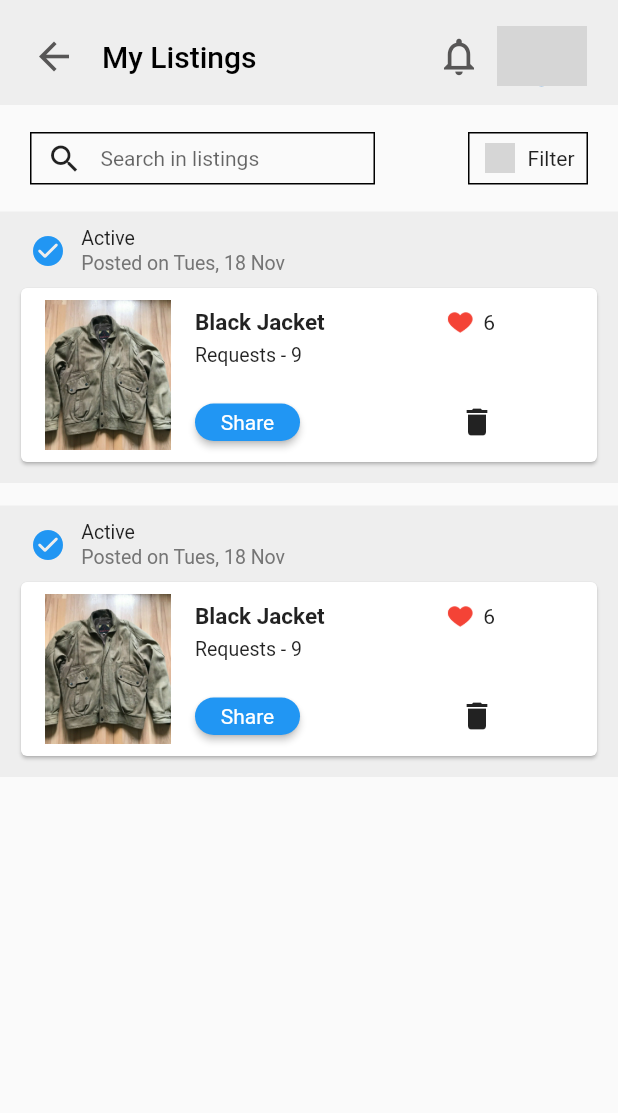
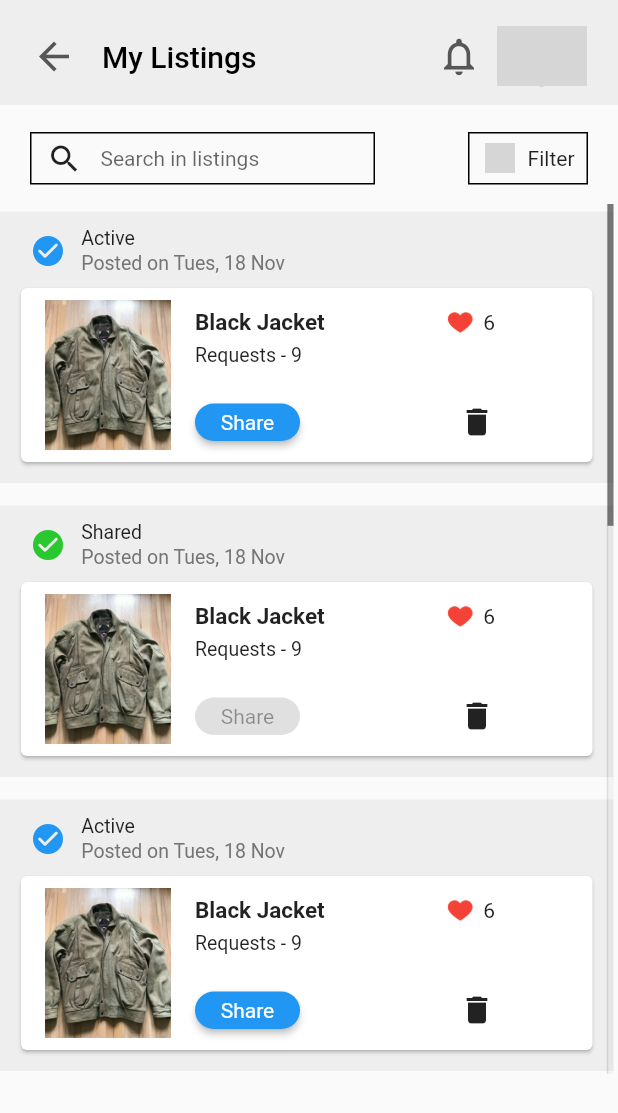
Before and after one commit to Cura-waste-management-app/Frontend, a Flutter app: the screen it shows after launch, on a phone screen of 412 x 824 dp. Shown: the top 1113 px of the screen. Run offline on Flutter 3.47's test engine with Material 2 defaults, Android fonts, the phone set to English and light mode, and no system bars; our stand-ins replace firebase_auth, firebase_core, geolocator, google_fonts, google_nav_bar, pinput; accounts and stored records are empty; network calls fail; grey boxes are pictures that could not be loaded.

Commit message:
created shared listings card

```diff
--- a/lib/screens/myListings/features/shared_listings.dart
+++ b/lib/screens/myListings/features/shared_listings.dart
@@ -1,16 +1,99 @@
 import 'package:flutter/material.dart';
 
-void main() => runApp(const MaterialApp(
-      home: SharedListings(),
-    ));
-
+// ignore: use_key_in_widget_constructors
 class SharedListings extends StatelessWidget {
-  const SharedListings({super.key});
-
   @override
   Widget build(BuildContext context) {
-    return const Card(
-
+    return Container(
+      padding: const EdgeInsets.fromLTRB(10, 5, 10, 10),
+      margin: const EdgeInsets.only(bottom: 10, top: 5),
+      color: Colors.grey[200],
+      child: Column(
+        crossAxisAlignment: CrossAxisAlignment.start,
+        children: [
+          Container(
+            height: 32,
+            width: 170,
+            margin: const EdgeInsets.symmetric(horizontal: 10, vertical: 5),
+            child: Row(
+              mainAxisAlignment: MainAxisAlignment.spaceBetween,
+              children: [
+                const Icon(Icons.check_circle_rounded,
+                    color: Color.fromARGB(255, 41, 200, 47)),
+                Column(
+                  crossAxisAlignment: CrossAxisAlignment.start,
+                  mainAxisAlignment: MainAxisAlignment.spaceBetween,
+                  children: [
+                    const Text('Shared', style: TextStyle(fontSize: 13)),
+                    Text('Posted on Tues, 18 Nov',
+                        style: TextStyle(fontSize: 13, color: Colors.grey[600]))
+                  ],
+                )
+              ],
+            ),
+          ),
+          Card(
+              child: Row(
+            children: [
+              Padding(
+                padding: const EdgeInsets.all(8.0),
+                child: Image.asset('assets/images/jacket.jpg',
+                    width: 100, height: 100),
+              ),
+              Column(
+                mainAxisAlignment: MainAxisAlignment.spaceBetween,
+                crossAxisAlignment: CrossAxisAlignment.start,
+                children: [
+                  SizedBox(
+                    width: 200,
+                    child: Row(
+                      mainAxisAlignment: MainAxisAlignment.spaceBetween,
+                      children: [
+                        const Text('Black Jacket',
+                            style: TextStyle(
+                                fontWeight: FontWeight.bold, fontSize: 15)),
+                        Padding(
+                          padding: const EdgeInsets.only(left: 75.0),
+                          child: Image.asset('assets/images/likes.png',
+                              height: 18, width: 18),
+                        ),
+                        const Text('6')
+                      ],
+                    ),
+                  ),
+                  Container(
+                      padding: const EdgeInsets.only(top: 5),
+                      child: const Text('Requests - 9',
+                          style: TextStyle(fontSize: 13))),
+                  Container(
+                    width: 200,
+                    padding: const EdgeInsets.only(top: 25),
+                    child: Row(
+                      mainAxisAlignment: MainAxisAlignment.spaceBetween,
+                      children: [
+                        SizedBox(
+                          height: 25,
+                          width: 70,
+                          child: ElevatedButton(
+                              onPressed: null,
+                              style: ElevatedButton.styleFrom(
+                                textStyle: const TextStyle(fontSize: 14),
+                                shape: RoundedRectangleBorder(
+                                  borderRadius: BorderRadius.circular(30),
+                                ),
+                              ),
+                              child: const Text('Share')),
+                        ),
+                        const Icon(Icons.delete)
+                      ],
+                    ),
+                  )
+                ],
+              )
+            ],
+          )),
+        ],
+      ),
     );
   }
 }
--- a/lib/screens/myListings/user_listings.dart
+++ b/lib/screens/myListings/user_listings.dart
@@ -3,9 +3,21 @@ import 'package:cura_frontend/screens/myListings/features/header.dart';
 import 'package:cura_frontend/screens/myListings/features/search_bar.dart';
 import 'package:cura_frontend/screens/myListings/features/filter.dart';
 import 'package:cura_frontend/screens/myListings/features/active_listings.dart';
+import 'package:cura_frontend/screens/myListings/features/shared_listings.dart';
 
 // ignore: use_key_in_widget_constructors
 class UserListings extends StatelessWidget {
+  final List<Widget> listings = [
+    ActiveListings(),
+    SharedListings(),
+    ActiveListings(),
+    SharedListings(),
+    ActiveListings(),
+    SharedListings(),
+    ActiveListings(),
+    SharedListings()
+  ];
+
   @override
   Widget build(BuildContext context) {
     return Scaffold(
@@ -21,8 +33,17 @@ class UserListings extends StatelessWidget {
                 mainAxisAlignment: MainAxisAlignment.spaceBetween,
                 children: [SearchBar(), Filter()]),
           ),
-          ActiveListings(),
-          ActiveListings(),
+          Container(
+            height: 580,
+            margin: const EdgeInsets.only(right: 3),
+            child: Scrollbar(
+              thumbVisibility: true,
+              trackVisibility: true,
+              child: ListView.builder(
+                  itemCount: listings.length,
+                  itemBuilder: (c, i) => listings[i]),
+            ),
+          ),
         ]));
   }
 }
```
